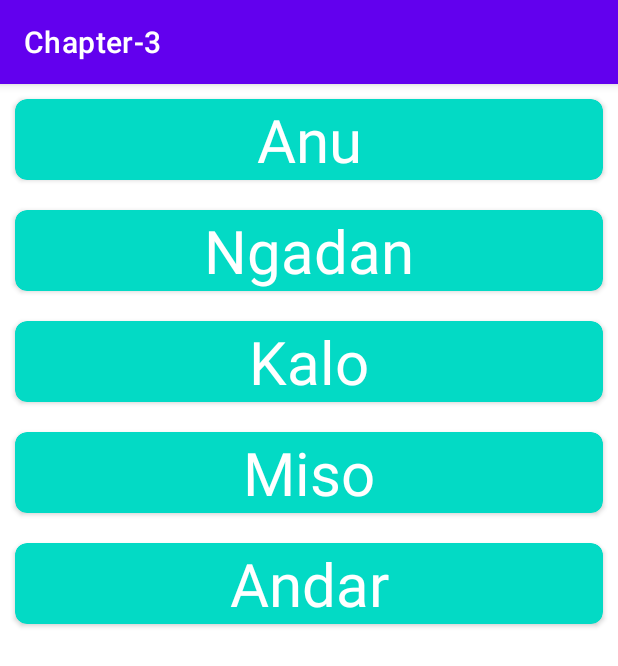
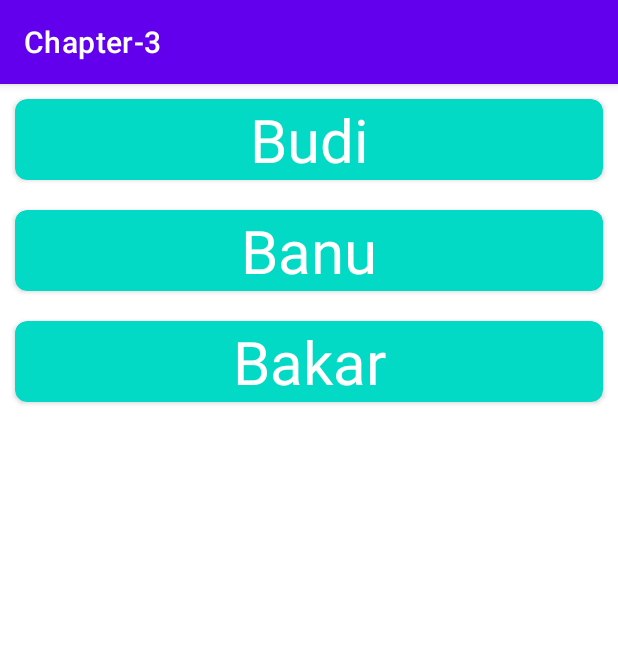
Before and after one commit to Dwikaputra11/Binar-Challenge, an Android app: the screen it shows after launch (MainActivity), after a tap on an icon or button, on a phone screen of 412 x 824 dp. Shown: the top 666 px of the screen. Run offline under Robolectric (Android 15) with nearby library versions, the phone set to English and light mode, and no system bars.

Commit message:
Challenge Chapter 3: With Navigation Component

```diff
--- a/Chapter-3/app/build.gradle
+++ b/Chapter-3/app/build.gradle
@@ -2,6 +2,7 @@ plugins {
     id 'com.android.application'
     id 'org.jetbrains.kotlin.android'
     id 'kotlin-android-extensions'
+    id 'androidx.navigation.safeargs.kotlin'
 }
 
 android {
--- a/Chapter-3/app/src/main/java/com/example/chapter_3/AlphabetFragment.kt
+++ b/Chapter-3/app/src/main/java/com/example/chapter_3/AlphabetFragment.kt
@@ -1,19 +1,24 @@
 package com.example.chapter_3
 
 import android.os.Bundle
+import android.util.Log
 import androidx.fragment.app.Fragment
 import android.view.LayoutInflater
 import android.view.View
 import android.view.ViewGroup
 import android.widget.Toast
+import androidx.navigation.Navigation
 import androidx.recyclerview.widget.GridLayoutManager
 import androidx.recyclerview.widget.RecyclerView
 import com.example.chapter_3.adapter.AlphabetListAdapter
-import kotlinx.android.synthetic.main.activity_main.*
 import kotlinx.android.synthetic.main.fragment_alphabet.*
 
 class AlphabetFragment : Fragment() {
-
+    private val listAlphabet  = arrayListOf<String>(
+        "A","B","C","D","E","F","G","H","I","J",
+        "K","L","M","N","O","P","R","S","T","U",
+        "V","W","X","Y","Z"
+    )
     override fun onCreateView(
         inflater: LayoutInflater, container: ViewGroup?,
         savedInstanceState: Bundle?
@@ -23,28 +28,17 @@ class AlphabetFragment : Fragment() {
     }
 
     override fun onViewCreated(view: View, savedInstanceState: Bundle?) {
-        val listAlphabet  = arrayListOf<String>(
-            "A","B","C","D","E","F","G","H","I","J",
-            "K","L","M","N","O","P","R","S","T","U",
-            "V","W","X","Y","Z"
-        )
-
         val adapter = AlphabetListAdapter(listAlphabet)
 
         rvAlphabetList.layoutManager = GridLayoutManager(context, 2, GridLayoutManager.VERTICAL, false)
         rvAlphabetList.adapter = adapter
         adapter.setOnItemClickListener(object : AlphabetListAdapter.onItemClickListener{
             override fun onItemClick(position: Int) {
-                loadFragment(AlphabetWordFragment())
+                val bundle = Bundle()
+                bundle.putString("key_word", listAlphabet[position])
+                Navigation.findNavController(view).navigate(R.id.action_alphabetFragment_to_alphabetWordFragment, bundle)
             }
         })
 
     }
-
-    private fun loadFragment(fragment: Fragment){
-        val transaction = activity?.supportFragmentManager?.beginTransaction()
-        transaction?.replace(R.id.frContainer, fragment)
-        transaction?.addToBackStack(null)
-        transaction?.commit()
-    }
 }
--- a/Chapter-3/app/src/main/java/com/example/chapter_3/AlphabetWordFragment.kt
+++ b/Chapter-3/app/src/main/java/com/example/chapter_3/AlphabetWordFragment.kt
@@ -11,7 +11,7 @@ import androidx.recyclerview.widget.LinearLayoutManager
 import com.example.chapter_3.adapter.AlphabetWordAdapter
 import kotlinx.android.synthetic.main.fragment_alphabet_word.*
 
-class AlphabetWordFragment : Fragment() {
+class AlphabetWordFragment() : Fragment() {
 
     override fun onCreateView(
         inflater: LayoutInflater, container: ViewGroup?,
@@ -23,10 +23,13 @@ class AlphabetWordFragment : Fragment() {
 
     override fun onViewCreated(view: View, savedInstanceState: Bundle?) {
         val word = arrayListOf<String>(
-            "Anu", "Ngadan", "Kalo", "Miso", "Andar"
+            "Anu", "Ngadan", "Kalo", "Miso", "Andar", "Anjas", "Budi", "Banu", "Bakar"
         )
 
-        val adapter = AlphabetWordAdapter(word)
+        val keyWord = arguments?.getString("key_word")
+        val adapter = AlphabetWordAdapter(word.filter {
+            it.first().toString().uppercase() == keyWord
+        } as ArrayList<String>)
         rvAlphabetWord.layoutManager = LinearLayoutManager(context, LinearLayoutManager.VERTICAL, false)
         rvAlphabetWord.adapter = adapter
         adapter.setOnItemClickListener(object : AlphabetWordAdapter.OnItemClickListener{
--- a/Chapter-3/app/src/main/java/com/example/chapter_3/MainActivity.kt
+++ b/Chapter-3/app/src/main/java/com/example/chapter_3/MainActivity.kt
@@ -11,10 +11,5 @@ class MainActivity : AppCompatActivity() {
     override fun onCreate(savedInstanceState: Bundle?) {
         super.onCreate(savedInstanceState)
         setContentView(R.layout.activity_main)
-
-        supportFragmentManager.beginTransaction().apply {
-            replace(frContainer.id, AlphabetFragment())
-            commit()
-        }
     }
 }
--- a/Chapter-3/app/src/main/res/layout/activity_main.xml
+++ b/Chapter-3/app/src/main/res/layout/activity_main.xml
@@ -7,10 +7,14 @@
     tools:context=".MainActivity">
 
     <androidx.fragment.app.FragmentContainerView
-        android:id="@+id/frContainer"
+        android:id="@+id/nav_host_fragment"
+        android:name="androidx.navigation.fragment.NavHostFragment"
         android:layout_width="match_parent"
-        android:layout_height="match_parent">
-
-    </androidx.fragment.app.FragmentContainerView>
-
+        android:layout_height="match_parent"
+        app:defaultNavHost="true"
+        app:layout_constraintBottom_toBottomOf="parent"
+        app:layout_constraintEnd_toEndOf="parent"
+        app:layout_constraintStart_toStartOf="parent"
+        app:layout_constraintTop_toTopOf="parent"
+        app:navGraph="@navigation/navigation" />
 </androidx.constraintlayout.widget.ConstraintLayout>
--- /dev/null
+++ b/Chapter-3/app/src/main/res/navigation/navigation.xml
@@ -0,0 +1,22 @@
+<?xml version="1.0" encoding="utf-8"?>
+<navigation xmlns:android="http://schemas.android.com/apk/res/android"
+    xmlns:app="http://schemas.android.com/apk/res-auto"
+    xmlns:tools="http://schemas.android.com/tools"
+    android:id="@+id/navigation"
+    app:startDestination="@id/alphabetFragment">
+
+    <fragment
+        android:id="@+id/alphabetFragment"
+        android:name="com.example.chapter_3.AlphabetFragment"
+        android:label="fragment_alphabet"
+        tools:layout="@layout/fragment_alphabet" >
+        <action
+            android:id="@+id/action_alphabetFragment_to_alphabetWordFragment"
+            app:destination="@id/alphabetWordFragment" />
+    </fragment>
+    <fragment
+        android:id="@+id/alphabetWordFragment"
+        android:name="com.example.chapter_3.AlphabetWordFragment"
+        android:label="fragment_alphabet_word"
+        tools:layout="@layout/fragment_alphabet_word" />
+</navigation>
--- a/Chapter-3/build.gradle
+++ b/Chapter-3/build.gradle
@@ -1,4 +1,13 @@
 // Top-level build file where you can add configuration options common to all sub-projects/modules.
+buildscript {
+    repositories {
+        google()
+    }
+    dependencies {
+        classpath("androidx.navigation:navigation-safe-args-gradle-plugin:2.5.1")
+    }
+}
+
 plugins {
     id 'com.android.application' version '7.2.2' apply false
     id 'com.android.library' version '7.2.2' apply false
```
